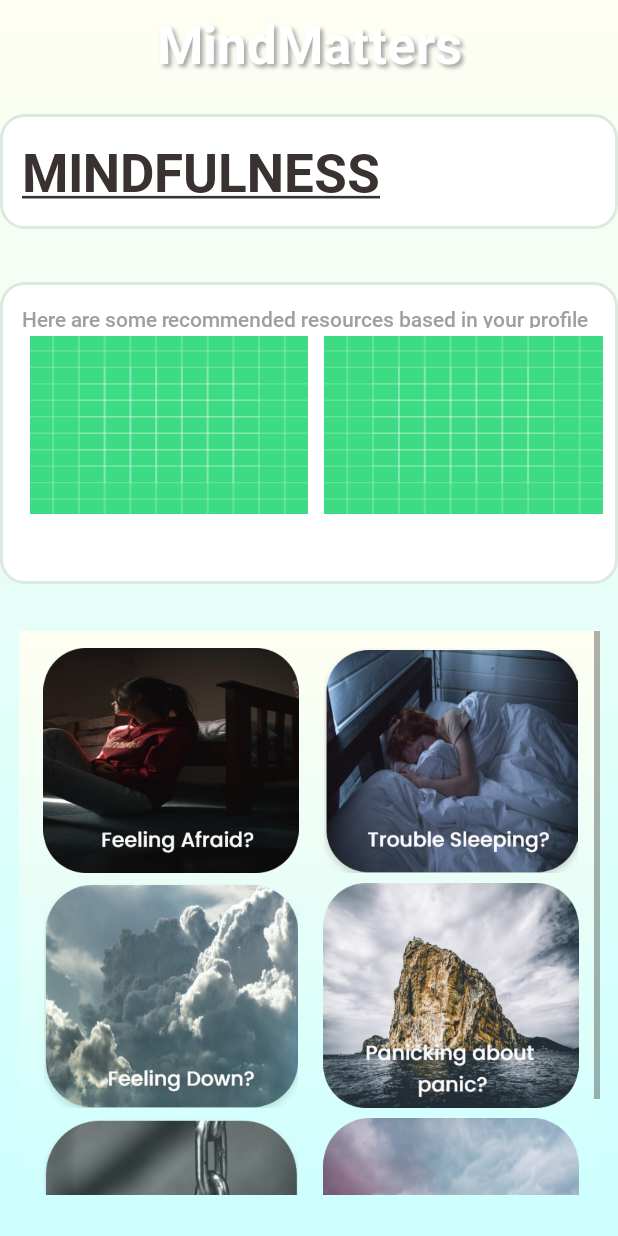
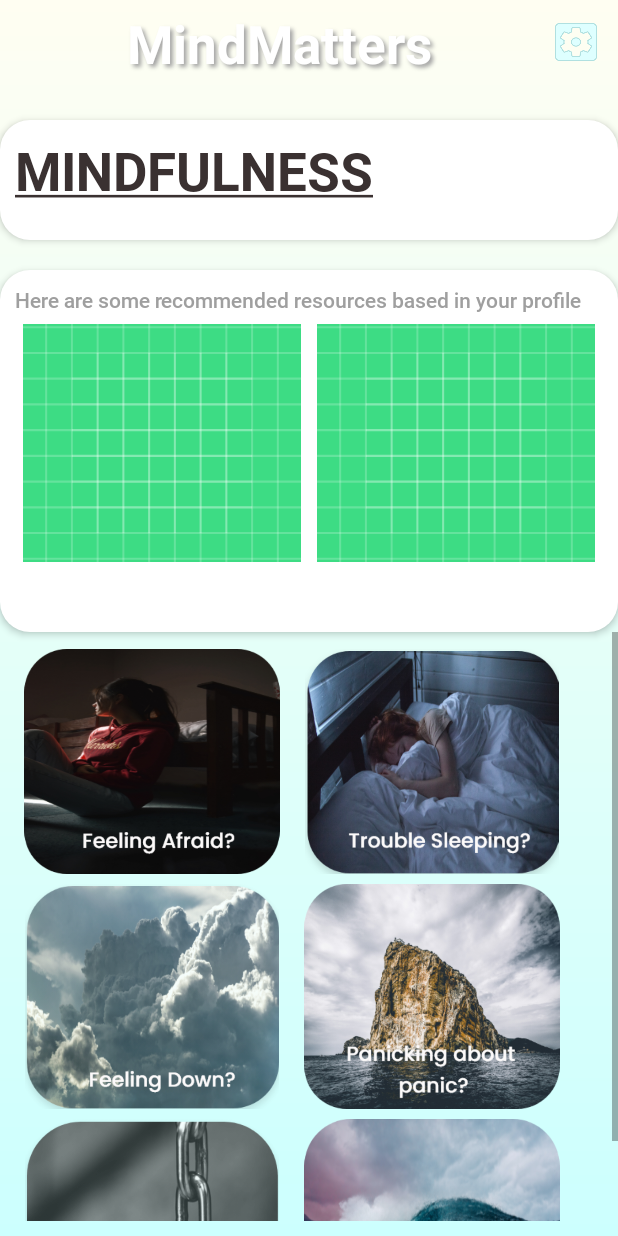
Before and after one commit to lmheng/ADProject-Android-Component, an Android app: the Mindfulness screen opened directly, with no data from a screen before it, on a phone screen of 412 x 824 dp. Run offline under Robolectric (Android 15) with nearby library versions, the phone set to English and light mode, and no system bars; our stand-ins replace Picasso; pictures from the network do not load; Roboto replaces fonts that are not available here; 2 statements that could not run were skipped.

Commit message:
Updated working copy with ParentActivity class for inheritence of commonly used methods

```diff
--- a/app/src/main/java/sg/edu/iss/mindmatters/Mindfulness.java
+++ b/app/src/main/java/sg/edu/iss/mindmatters/Mindfulness.java
@@ -10,7 +10,7 @@ import androidx.appcompat.app.AppCompatActivity;
 
 import com.squareup.picasso.Picasso;
 
-public class Mindfulness extends AppCompatActivity implements View.OnClickListener {
+public class Mindfulness extends ParentActivity implements View.OnClickListener {
 ImageView afraid;
 ImageView anxious;
 ImageView sleep;
@@ -107,9 +107,5 @@ public static final String EXTERNAL_URL="externalUrl";
         intent.putExtra(EXTERNAL_URL,externalurl);
         startActivity(intent);
     }
-    public void callCustomActionBar(){
-        getSupportActionBar().setDisplayOptions(ActionBar.DISPLAY_SHOW_CUSTOM);
-        getSupportActionBar().setDisplayShowCustomEnabled(true);
-        getSupportActionBar().setCustomView(R.layout.custom_action_bar_layout);
-    }
+
 }
--- /dev/null
+++ b/app/src/main/java/sg/edu/iss/mindmatters/ParentActivity.java
@@ -0,0 +1,42 @@
+package sg.edu.iss.mindmatters;
+
+import androidx.appcompat.app.ActionBar;
+import androidx.appcompat.app.AppCompatActivity;
+
+import android.content.Intent;
+import android.os.Bundle;
+import android.view.Menu;
+import android.view.MenuInflater;
+import android.view.MenuItem;
+
+public class ParentActivity extends AppCompatActivity {
+
+    @Override
+    protected void onCreate(Bundle savedInstanceState) {
+        super.onCreate(savedInstanceState);
+    }
+
+    public void callCustomActionBar(){
+        getSupportActionBar().setDisplayOptions(ActionBar.DISPLAY_SHOW_CUSTOM);
+        getSupportActionBar().setDisplayShowCustomEnabled(true);
+        getSupportActionBar().setCustomView(R.layout.custom_action_bar_layout);
+    }
+
+    @Override
+    public boolean onCreateOptionsMenu(Menu menu)
+    {
+        MenuInflater inflater = getMenuInflater();
+        inflater.inflate(R.menu.menu_main, menu);
+        return true;
+    }
+
+    @Override
+    public boolean onOptionsItemSelected(MenuItem item)
+    {
+        if(item.getItemId() == R.id.settings) {
+            Intent intent = new Intent();
+            startActivity(intent);
+        }
+        return true;
+    }
+}
--- a/app/src/main/java/sg/edu/iss/mindmatters/QuizActivity.java
+++ b/app/src/main/java/sg/edu/iss/mindmatters/QuizActivity.java
@@ -36,7 +36,7 @@ public class QuizActivity extends AppCompatActivity {
     protected void onCreate(Bundle savedInstanceState) {
         super.onCreate(savedInstanceState);
         setContentView(R.layout.activity_quiz);
-        callCustomActionBar();
+        getSupportActionBar().setDisplayOptions(ActionBar.DISPLAY_SHOW_HOME);
         MyApplication.setCurrentActivity("QuizActivity");
 
         SharedPreferences pref = getSharedPreferences(
@@ -64,10 +64,6 @@ public class QuizActivity extends AppCompatActivity {
         String data = "Authorization=" + pref.getString("token", null);
         mWebView.postUrl(mUrl,data.getBytes());
 
-    }
-
-    public void callCustomActionBar(){
-        getSupportActionBar().setDisplayOptions(ActionBar.DISPLAY_SHOW_HOME);
     }
 
     public void saveNextDate(SharedPreferences pref){
--- a/app/src/main/res/layout/activity_mindfulness.xml
+++ b/app/src/main/res/layout/activity_mindfulness.xml
@@ -1,59 +1,46 @@
 <?xml version="1.0" encoding="utf-8"?>
-<androidx.constraintlayout.widget.ConstraintLayout xmlns:android="http://schemas.android.com/apk/res/android"
+<LinearLayout xmlns:android="http://schemas.android.com/apk/res/android"
     xmlns:app="http://schemas.android.com/apk/res-auto"
     xmlns:tools="http://schemas.android.com/tools"
     android:layout_width="match_parent"
     android:layout_height="match_parent"
-    android:background="@drawable/bg"
+    android:orientation="vertical"
+    android:background="@drawable/background"
+    android:weightSum="10"
     tools:context=".MainActivity">
+
+    <ImageView
+        android:layout_width="match_parent"
+        android:layout_height="0dp"
+        android:layout_weight="1"/>
 
     <TextView
         android:id="@+id/textView"
         android:layout_width="match_parent"
-        android:layout_height="wrap_content"
-        android:background="@drawable/curved"
+        android:layout_height="0dp"
+        android:layout_weight="1"
+        android:background="@drawable/dialogbox"
+        android:elevation="3dp"
         android:fontFamily="@font/roboto_bold"
         android:text="@string/Mindfulness"
         android:textColor="#3A3131"
         android:textSize="35sp"
-        app:layout_constraintBottom_toBottomOf="parent"
-        app:layout_constraintHorizontal_bias="0.0"
-        app:layout_constraintLeft_toLeftOf="parent"
-        app:layout_constraintRight_toRightOf="parent"
-        app:layout_constraintTop_toTopOf="parent"
-        app:layout_constraintVertical_bias="0.102" />
+     />
 
 
-    <RelativeLayout
-        android:id="@+id/education_layout"
+    <include
+        layout="@layout/recommened_include"
         android:layout_width="match_parent"
         android:layout_height="0dp"
+        android:layout_weight="3"
         android:layout_marginTop="20dp"
-        android:orientation="horizontal"
-        app:layout_constraintBottom_toBottomOf="parent"
-        app:layout_constraintHeight_percent="0.28"
-        app:layout_constraintTop_toBottomOf="@+id/textView"
-        app:layout_constraintVertical_bias="0.0"
-        tools:layout_editor_absoluteX="0dp">
-
-
-        <include
-            layout="@layout/recommened_include"
-            android:layout_width="match_parent"
-            android:layout_height="201dp"
-            android:layout_alignParentBottom="true"
-            android:layout_marginBottom="14dp"
-            android:scaleType="fitCenter" />
-    </RelativeLayout>
+        android:scaleType="fitCenter" />
 
     <include
         layout="@layout/mindfulbtn"
-        android:layout_width="387dp"
-        android:layout_height="386dp"
+        android:layout_width="match_parent"
+        android:layout_height="0dp"
         android:scaleType="fitCenter"
-        android:background="@drawable/bg"
-        app:layout_constraintBottom_toBottomOf="parent"
-        app:layout_constraintEnd_toEndOf="parent"
-        app:layout_constraintStart_toStartOf="parent"
-        app:layout_constraintTop_toBottomOf="@+id/education_layout" />
-</androidx.constraintlayout.widget.ConstraintLayout>
+        android:layout_weight="5"/>
+
+</LinearLayout>
--- a/app/src/main/res/layout/mindfulbtn.xml
+++ b/app/src/main/res/layout/mindfulbtn.xml
@@ -7,7 +7,6 @@
     android:layout_gravity="top"
     android:layout_marginBottom="10dp"
     android:animateLayoutChanges="true"
-    android:background="@drawable/bg"
     android:clipToPadding="true"
     android:fillViewport="true"
     android:orientation="vertical"
--- a/app/src/main/res/layout/recommened_include.xml
+++ b/app/src/main/res/layout/recommened_include.xml
@@ -3,7 +3,8 @@
     android:layout_width="match_parent"
     android:layout_height="match_parent"
     android:orientation="vertical"
-    android:background="@drawable/curved"
+    android:background="@drawable/dialogbox"
+    android:elevation="3dp"
     android:weightSum="10"
     >
 
@@ -28,7 +29,7 @@
             android:layout_height="match_parent"
             android:layout_weight="1"
             android:layout_marginRight="5dp"
-            android:scaleType="fitXY"
+            android:scaleType="centerCrop"
             android:id="@+id/recommended1"/>
 
         <ImageView
@@ -36,8 +37,9 @@
             android:layout_height="match_parent"
             android:layout_weight="1"
             android:layout_marginLeft="5dp"
-            android:scaleType="fitXY"
+            android:scaleType="centerCrop"
             android:id="@+id/recommended2"/>
+
     </LinearLayout>
 
     <LinearLayout
```
Also changed, not shown: app/src/main/AndroidManifest.xml (+5 -3 lines), app/src/main/java/sg/edu/iss/mindmatters/Education.java (+3 -8 lines), app/src/main/java/sg/edu/iss/mindmatters/GetHelp.java (+1 -26 lines), app/src/main/java/sg/edu/iss/mindmatters/LoginActivity.java (+1 -8 lines), app/src/main/java/sg/edu/iss/mindmatters/MainActivity.java (+1 -23 lines), app/src/main/java/sg/edu/iss/mindmatters/MindfulnessList.java (+2 -6 lines), app/src/main/java/sg/edu/iss/mindmatters/NoNetwork.java (+1 -25 lines), app/src/main/java/sg/edu/iss/mindmatters/Recommended.java (+1 -6 lines), app/src/main/java/sg/edu/iss/mindmatters/RegisterActivity.java (+1 -7 lines), app/src/main/java/sg/edu/iss/mindmatters/Resources.java (+2 -6 lines), app/src/main/java/sg/edu/iss/mindmatters/Results_temp.java (+1 -7 lines), app/src/main/java/sg/edu/iss/mindmatters/VerifyAccountActivity.java (+1 -7 lines), app/src/main/res/layout/activity_education.xml (+22 -23 lines), app/src/main/res/layout/activity_mindfulness_list.xml (+21 -16 lines).
